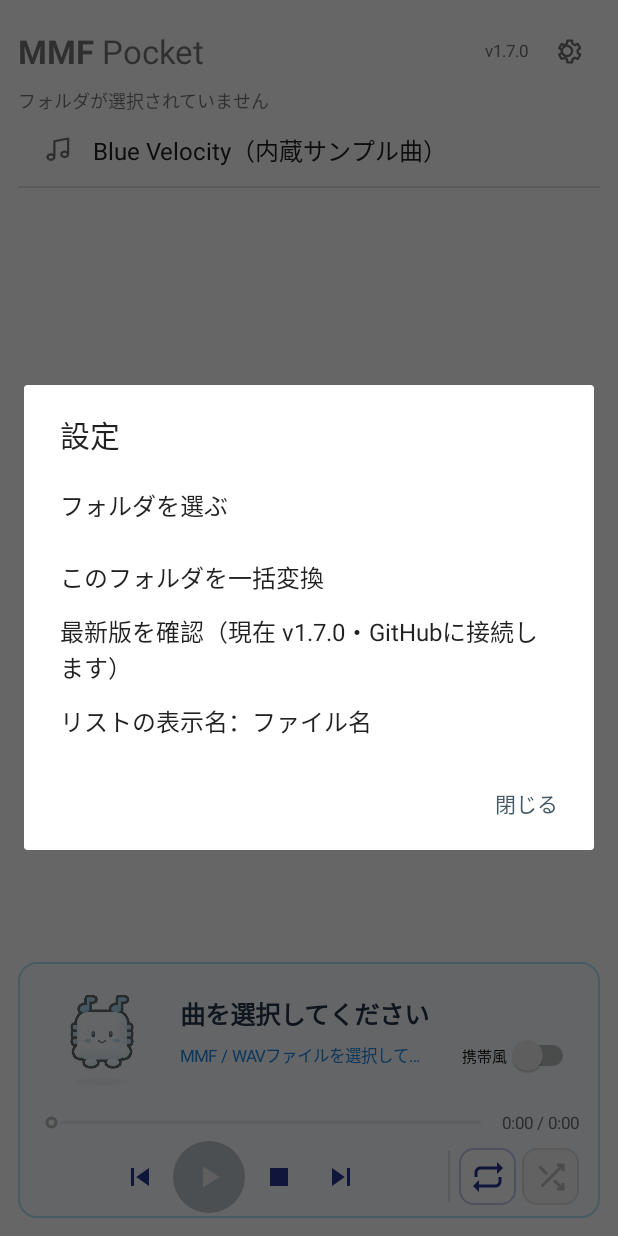
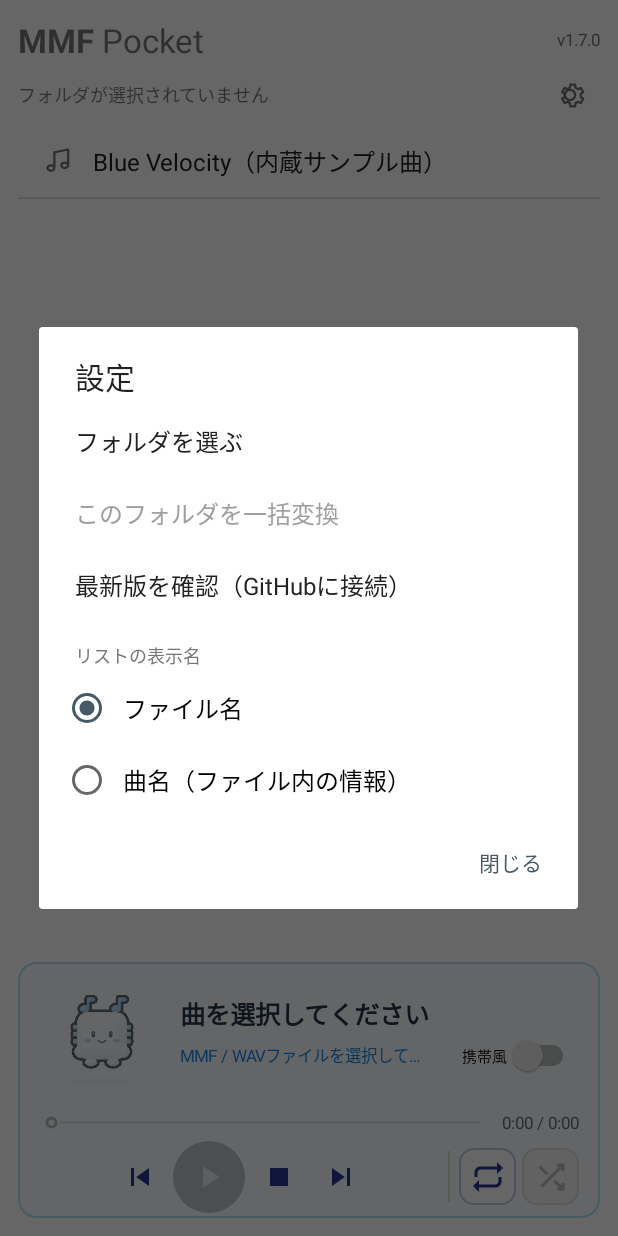
Before and after one commit to Meyonze/mmf-pocket, an Android app: the screen it shows after launch (MainActivity), after a tap on "設定", on a phone screen of 412 x 824 dp. Run offline under Robolectric (Android 15) with nearby library versions, the phone set to English and light mode, and no system bars; 5 statements that could not run were skipped.

Commit message:
Move the gear to the folder row and make list names a radio choice
Put the settings button at the right end of the folder row (where the folder and
batch buttons were) and keep the version label in its original place at the top
right. Shorten the update row, and choose the list row names with radio buttons
inside the same settings menu instead of a second dialog.

```diff
--- a/app/src/main/java/app/mmfpocket/player/MainActivity.java
+++ b/app/src/main/java/app/mmfpocket/player/MainActivity.java
@@ -30,6 +30,8 @@ import android.widget.ImageButton;
 import android.widget.ImageView;
 import android.widget.LinearLayout;
 import android.widget.ListView;
+import android.widget.RadioButton;
+import android.widget.RadioGroup;
 import android.widget.SeekBar;
 import android.widget.Switch;
 import android.widget.TextView;
@@ -258,10 +260,32 @@ public final class MainActivity extends Activity {
         versionLabel.setTextSize(11);
         versionLabel.setTextColor(0xFF757575);
         versionLabel.setGravity(Gravity.END | Gravity.CENTER_VERTICAL);
-        versionLabel.setPadding(dp(8), 0, dp(4), 0);
+        versionLabel.setPadding(dp(8), 0, 0, 0);
         titleRow.addView(versionLabel, new LinearLayout.LayoutParams(
                 LinearLayout.LayoutParams.WRAP_CONTENT,
                 LinearLayout.LayoutParams.MATCH_PARENT));
+
+        root.addView(titleRow, new LinearLayout.LayoutParams(
+                LinearLayout.LayoutParams.MATCH_PARENT, LinearLayout.LayoutParams.WRAP_CONTENT));
+
+        LinearLayout folderControls = new LinearLayout(this);
+        folderControls.setOrientation(LinearLayout.HORIZONTAL);
+        folderControls.setGravity(Gravity.CENTER_VERTICAL | Gravity.END);
+        LinearLayout.LayoutParams folderControlsParams = new LinearLayout.LayoutParams(
+                LinearLayout.LayoutParams.MATCH_PARENT,
+                LinearLayout.LayoutParams.WRAP_CONTENT);
+        folderControlsParams.topMargin = dp(2);
+
+        folderLabel = new TextView(this);
+        folderLabel.setText(R.string.no_folder_ja);
+        folderLabel.setTextSize(12);
+        folderLabel.setSingleLine(true);
+        folderLabel.setEllipsize(TextUtils.TruncateAt.MIDDLE);
+        folderLabel.setPadding(0, 0, dp(6), 0);
+        LinearLayout.LayoutParams folderLabelParams = new LinearLayout.LayoutParams(
+                0, LinearLayout.LayoutParams.WRAP_CONTENT, 1);
+        folderLabelParams.gravity = Gravity.CENTER_VERTICAL;
+        folderControls.addView(folderLabel, folderLabelParams);
 
         ImageButton settingsButton = new ImageButton(this);
         settingsButton.setImageResource(R.drawable.ic_settings);
@@ -275,29 +299,7 @@ public final class MainActivity extends Activity {
             settingsButton.setBackground(null);
         }
         settingsButton.setOnClickListener(view -> showSettings());
-        titleRow.addView(settingsButton, new LinearLayout.LayoutParams(dp(44), dp(44)));
-
-        root.addView(titleRow, new LinearLayout.LayoutParams(
-                LinearLayout.LayoutParams.MATCH_PARENT, LinearLayout.LayoutParams.WRAP_CONTENT));
-
-        LinearLayout folderControls = new LinearLayout(this);
-        folderControls.setOrientation(LinearLayout.HORIZONTAL);
-        folderControls.setGravity(Gravity.CENTER_VERTICAL | Gravity.END);
-        LinearLayout.LayoutParams folderControlsParams = new LinearLayout.LayoutParams(
-                LinearLayout.LayoutParams.MATCH_PARENT,
-                LinearLayout.LayoutParams.WRAP_CONTENT);
-        folderControlsParams.topMargin = dp(2);
-
-        folderLabel = new TextView(this);
-        folderLabel.setText(R.string.no_folder_ja);
-        folderLabel.setTextSize(12);
-        folderLabel.setSingleLine(true);
-        folderLabel.setEllipsize(TextUtils.TruncateAt.MIDDLE);
-        folderLabel.setPadding(0, 0, dp(6), 0);
-        LinearLayout.LayoutParams folderLabelParams = new LinearLayout.LayoutParams(
-                0, LinearLayout.LayoutParams.WRAP_CONTENT, 1);
-        folderLabelParams.gravity = Gravity.CENTER_VERTICAL;
-        folderControls.addView(folderLabel, folderLabelParams);
+        folderControls.addView(settingsButton, new LinearLayout.LayoutParams(dp(40), dp(40)));
 
         root.addView(folderControls, folderControlsParams);
 
@@ -1516,54 +1518,91 @@ public final class MainActivity extends Activity {
 
     private void showSettings() {
         boolean converting = batchConverting;
-        String batchLabel = getString(converting
+        boolean batchAvailable = converting || (!scanning && hasConvertibleEntries());
+        int batchLabel = converting
                 ? (batchPaused ? R.string.settings_batch_resume : R.string.settings_batch_pause)
-                : R.string.settings_batch_start);
-        String[] items = {
-                getString(R.string.settings_choose_folder),
-                batchLabel,
-                getString(R.string.settings_check_updates, BuildConfig.VERSION_NAME),
-                getString(R.string.settings_list_names, getString(listShowsTitle
-                        ? R.string.list_names_title : R.string.list_names_file)),
-        };
-        new AlertDialog.Builder(this)
+                : R.string.settings_batch_start;
+
+        LinearLayout content = new LinearLayout(this);
+        content.setOrientation(LinearLayout.VERTICAL);
+        content.setPadding(0, dp(4), 0, 0);
+        AlertDialog dialog = new AlertDialog.Builder(this)
                 .setTitle(R.string.settings_title)
-                .setItems(items, (dialog, which) -> {
-                    if (which == 0) {
+                .setView(content)
+                .setNegativeButton(R.string.settings_close, null)
+                .create();
+
+        content.addView(settingsRow(getString(R.string.settings_choose_folder), true, () -> {
+            dialog.dismiss();
             chooseFolder();
-                    } else if (which == 1) {
+        }));
+        content.addView(settingsRow(getString(batchLabel), batchAvailable, () -> {
+            dialog.dismiss();
             if (converting) {
                 toggleBatchPause();
             } else if (scanning) {
-                            Toast.makeText(this, R.string.settings_batch_scanning,
-                                    Toast.LENGTH_SHORT).show();
+                Toast.makeText(this, R.string.settings_batch_scanning, Toast.LENGTH_SHORT).show();
             } else if (!hasConvertibleEntries()) {
                 Toast.makeText(this, R.string.settings_batch_unavailable,
                         Toast.LENGTH_SHORT).show();
             } else {
                 convertAllFiles();
             }
-                    } else if (which == 2) {
+        }));
+        content.addView(settingsRow(getString(R.string.settings_check_updates), true, () -> {
+            dialog.dismiss();
             checkForUpdates();
-                    } else {
-                        showListNameChoice();
-                    }
-                })
-                .setNegativeButton(R.string.settings_close, null)
-                .show();
-    }
-
-    private void showListNameChoice() {
-        String[] choices = {
-                getString(R.string.list_names_file), getString(R.string.list_names_title)};
-        new AlertDialog.Builder(this)
-                .setTitle(R.string.list_names_dialog_title)
-                .setSingleChoiceItems(choices, listShowsTitle ? 1 : 0, (dialog, which) -> {
-                    setListShowsTitle(which == 1);
-                    dialog.dismiss();
-                })
-                .setNegativeButton(android.R.string.cancel, null)
-                .show();
+        }));
+
+        TextView heading = new TextView(this);
+        heading.setText(R.string.list_names_dialog_title);
+        heading.setTextSize(12);
+        heading.setTextColor(0xFF757575);
+        heading.setPadding(dp(24), dp(14), dp(24), dp(2));
+        content.addView(heading);
+
+        RadioGroup group = new RadioGroup(this);
+        group.setOrientation(RadioGroup.VERTICAL);
+        RadioButton fileName = listNameRadio(R.string.list_names_file, !listShowsTitle);
+        RadioButton title = listNameRadio(R.string.list_names_title, listShowsTitle);
+        group.addView(fileName);
+        group.addView(title);
+        group.setOnCheckedChangeListener((radios, checkedId) ->
+                setListShowsTitle(checkedId == title.getId()));
+        content.addView(group);
+        dialog.show();
+    }
+
+    private TextView settingsRow(String text, boolean enabled, Runnable action) {
+        TextView row = new TextView(this);
+        row.setText(text);
+        row.setTextSize(16);
+        row.setTextColor(enabled ? 0xFF212121 : 0xFF9E9E9E);
+        row.setGravity(Gravity.CENTER_VERTICAL);
+        row.setMinHeight(dp(48));
+        row.setPadding(dp(24), 0, dp(24), 0);
+        TypedValue background = new TypedValue();
+        if (getTheme().resolveAttribute(
+                android.R.attr.selectableItemBackground, background, true)) {
+            row.setBackgroundResource(background.resourceId);
+        }
+        row.setOnClickListener(view -> action.run());
+        return row;
+    }
+
+    private RadioButton listNameRadio(int label, boolean checked) {
+        RadioButton button = new RadioButton(this);
+        button.setId(View.generateViewId());
+        button.setText(label);
+        button.setTextSize(16);
+        button.setChecked(checked);
+        button.setMinHeight(dp(48));
+        button.setPadding(dp(8), 0, dp(24), 0);
+        RadioGroup.LayoutParams params = new RadioGroup.LayoutParams(
+                RadioGroup.LayoutParams.MATCH_PARENT, RadioGroup.LayoutParams.WRAP_CONTENT);
+        params.leftMargin = dp(16);
+        button.setLayoutParams(params);
+        return button;
     }
 
     private void setListShowsTitle(boolean showTitle) {
--- a/app/src/main/res/values/strings_clean.xml
+++ b/app/src/main/res/values/strings_clean.xml
@@ -12,8 +12,7 @@
     <string name="settings_batch_resume">一括変換を再開</string>
     <string name="settings_batch_unavailable">このフォルダには、一括変換できるMMFがありません</string>
     <string name="settings_batch_scanning">フォルダを読み込み中です。少し待ってからお試しください</string>
-    <string name="settings_check_updates">最新版を確認（現在 v%1$s・GitHubに接続します）</string>
-    <string name="settings_list_names">リストの表示名：%1$s</string>
+    <string name="settings_check_updates">最新版を確認（GitHubに接続）</string>
     <string name="list_names_dialog_title">リストの表示名</string>
     <string name="list_names_file">ファイル名</string>
     <string name="list_names_title">曲名（ファイル内の情報）</string>
```
Also changed, not shown: 1 other file. Lines whose indentation alone changed are shown as unchanged.
